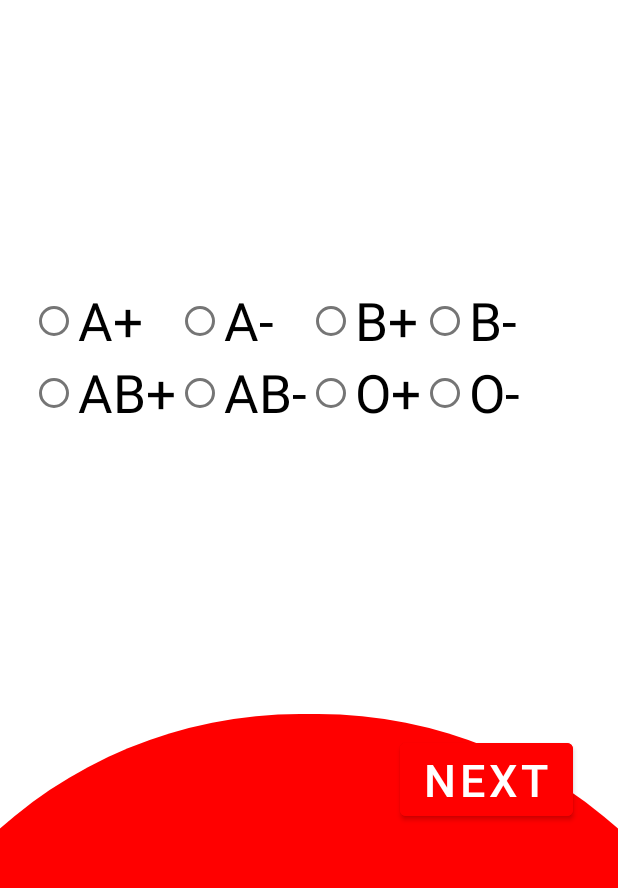
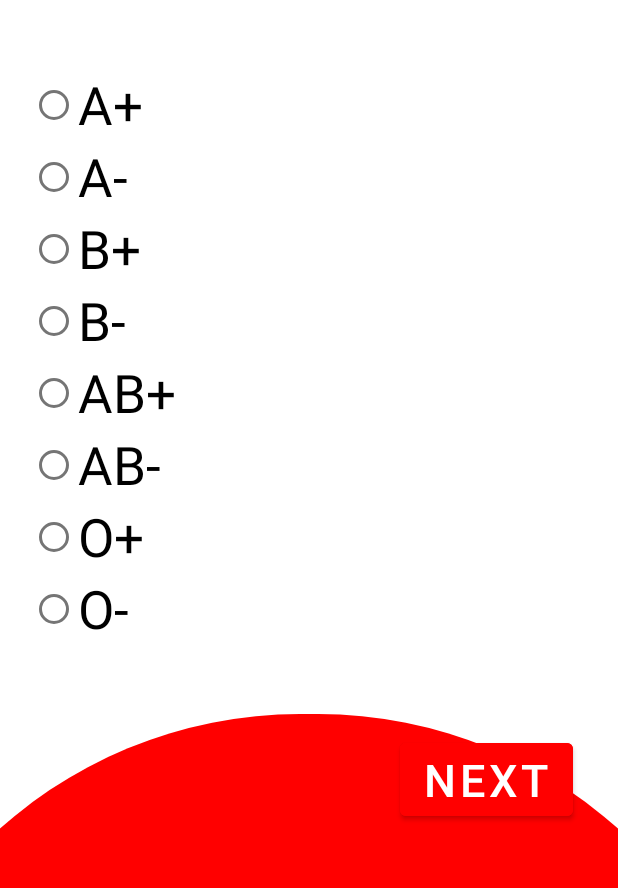
Before and after one commit to m12900/BLOODDONAR, an Android app: the BloodConfirmActivity screen opened directly, with no data from a screen before it, on a phone screen of 412 x 824 dp, the part 261-1149 px from its top. Run offline under Robolectric (Android 15) with nearby library versions, the phone set to English and light mode, and no system bars.

Commit message:
Update Activity Blood Confirm

```diff
--- a/app/src/main/res/layout/activity_blood_confirm.xml
+++ b/app/src/main/res/layout/activity_blood_confirm.xml
@@ -6,15 +6,16 @@
     android:layout_height="match_parent"
     android:background="@drawable/backgroud_signup"
     tools:context=".BloodConfirmActivity">
+
     <TextView
         android:layout_width="wrap_content"
         android:layout_height="wrap_content"
+        android:layout_centerHorizontal="true"
+        android:layout_marginTop="100dp"
         android:text="BLOOD DONAR"
-        android:layout_centerHorizontal="true"
+        android:textColor="#FF0000"
         android:textSize="35dp"
-        android:textColor="#FF0000"
-        android:textStyle="bold"
-        android:layout_marginTop="100dp"/>
+        android:textStyle="bold" />
     <RadioGroup
         android:layout_width="match_parent"
         android:layout_height="wrap_content"
@@ -23,8 +24,9 @@
         android:layout_margin="20dp"
         android:layout_centerInParent="true"
         >
-        <GridLayout
+        <LinearLayout
             android:layout_width="match_parent"
+            android:orientation="vertical"
             android:layout_height="wrap_content"
             android:columnCount="4">
             <RadioButton
@@ -71,7 +73,7 @@
             android:layout_height="wrap_content"
             android:text="O-"
             android:textSize="35dp"/>
-        </GridLayout>
+        </LinearLayout>
     </RadioGroup>
     <Button
         android:id="@+id/btn_ver_code_login"
```
